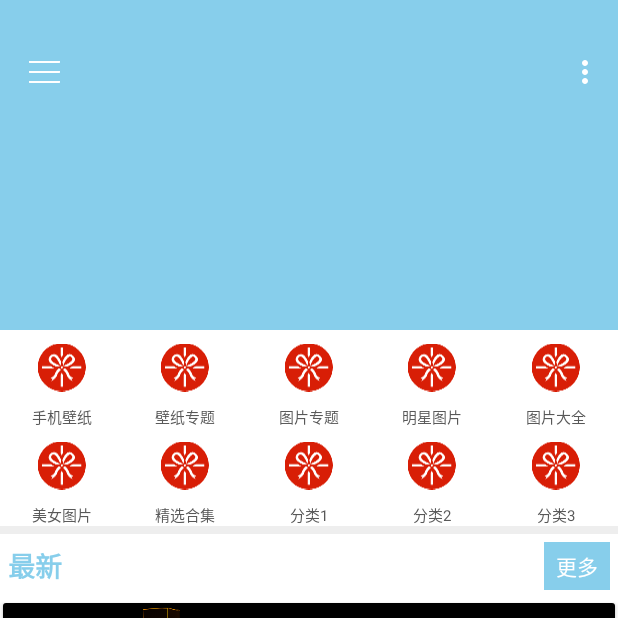
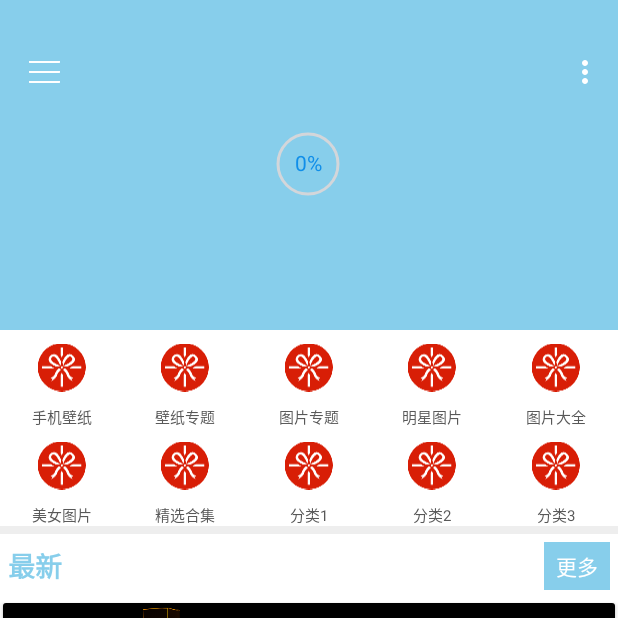
Before and after one commit to CoderGuoy/GoodTimes, an Android app: the screen it shows after launch (MainActivity), on a phone screen of 412 x 824 dp, the top half of it. Run offline under Robolectric (Android 15) with nearby library versions, the phone set to English and light mode, and no system bars; our stand-ins replace data binding; libraries missing offline, so code that uses them is left out: android.support.v7, rx.android.schedulers, rx.functions, rx.schedulers; pictures from the network do not load; 4 statements that could not run were skipped.

Commit message:
新连接测试

```diff
--- a/app/src/main/java/com/coder/guoy/goodtimes/MainActivity.java
+++ b/app/src/main/java/com/coder/guoy/goodtimes/MainActivity.java
@@ -20,6 +20,7 @@ import com.coder.guoy.goodtimes.databinding.ActivityMainBinding;
 import com.coder.guoy.goodtimes.databinding.NavigationHeaderBinding;
 import com.coder.guoy.goodtimes.linstener.PerfectClickListener;
 import com.coder.guoy.goodtimes.cache.CacheActivity;
+import com.coder.guoy.goodtimes.ui.DataActivity;
 import com.coder.guoy.goodtimes.ui.ProgressImageAcitivty;
 import com.coder.guoy.goodtimes.ui.TypePage1Activity;
 import com.coder.guoy.goodtimes.ui.adapter.HomeTypeAdapter;
@@ -73,12 +74,6 @@ public class MainActivity extends AppCompatActivity implements View.OnClickListe
     private int Page4 = 4;
     private int Page5 = 5;
     private int Page6 = 6;
-    //RecyclerView展示条目数量
-    private int count_4 = 4;
-    private int count_9 = 9;
-    //RecyclerView列数
-    private int col_2 = 2;
-    private int col_3 = 3;
     private TypePageAdapter adapter;
 
     @Override
@@ -161,12 +156,13 @@ public class MainActivity extends AppCompatActivity implements View.OnClickListe
                         int position = (int) (Math.random() * beanList.size());
                         if (beanList.get(position).getImageUrl() != null) {
                             imageUrl = beanList.get(position).getImageUrl();
+                            Log.i("Banner_imageUrl", imageUrl);
                         }
                     }
 
                     @Override
                     public void onCompleted() {
-                        GlideUtils.setImage(imageUrl, binding.imageHome);
+                        GlideUtils.progressImage(imageUrl, binding.imageHome, binding.progressHome);
                         initDrawerlayout(imageUrl);
                         downloadPic(imageUrl);
                         Log.i("onCompeted", "完成");
@@ -369,7 +365,7 @@ public class MainActivity extends AppCompatActivity implements View.OnClickListe
                             startActivity(new Intent(MainActivity.this, ProgressImageAcitivty.class));
                             break;
                         case R.id.ll_nav_4:
-                            ToastUtil.show(getString(R.string.pleasewait));
+                            startActivity(new Intent(MainActivity.this, DataActivity.class));
                             break;
                         case R.id.ll_nav_5:
                             ToastUtil.show(getString(R.string.pleasewait));
--- a/app/src/main/res/layout/activity_main.xml
+++ b/app/src/main/res/layout/activity_main.xml
@@ -1,6 +1,7 @@
 <?xml version="1.0" encoding="utf-8"?>
 <layout xmlns:android="http://schemas.android.com/apk/res/android"
-        xmlns:app="http://schemas.android.com/apk/res-auto">
+        xmlns:app="http://schemas.android.com/apk/res-auto"
+        xmlns:tools="http://schemas.android.com/tools">
 
     <android.support.v4.widget.DrawerLayout
         android:id="@+id/drawerlayout"
@@ -22,13 +23,32 @@
                     android:layout_height="wrap_content"
                     app:layout_scrollFlags="scroll|exitUntilCollapsed|snap">
 
-                    <ImageView
-                        android:id="@+id/image_home"
+                    <FrameLayout
                         android:layout_width="match_parent"
-                        android:layout_height="220dp"
-                        android:background="@color/colorLogo"
-                        android:scaleType="centerCrop"
-                        app:layout_collapseMode="parallax"/>
+                        android:layout_height="220dp">
+
+                        <com.coder.guoy.goodtimes.progress.GlideImageView
+                            android:id="@+id/image_home"
+                            android:layout_width="match_parent"
+                            android:layout_height="match_parent"
+                            android:background="@color/colorLogo"
+                            android:scaleType="centerCrop"
+                            app:layout_collapseMode="parallax"
+                            tools:layout_editor_absoluteX="8dp"
+                            tools:layout_editor_absoluteY="58dp"/>
+
+                        <RelativeLayout
+                            android:layout_width="match_parent"
+                            android:layout_height="match_parent">
+
+                            <com.coder.guoy.goodtimes.progress.CircleProgressView
+                                android:id="@+id/progress_home"
+                                android:layout_width="50dp"
+                                android:layout_height="50dp"
+                                android:layout_centerInParent="true"/>
+                        </RelativeLayout>
+
+                    </FrameLayout>
 
                     <android.support.v7.widget.Toolbar
                         android:layout_width="match_parent"
```
Also changed, not shown: app/src/main/AndroidManifest.xml (+4 -6 lines), app/src/main/java/com/coder/guoy/goodtimes/Constants.java (+8 -2 lines), app/src/main/java/com/coder/guoy/goodtimes/api/bean/ImageBean.java (+11 -0 lines), app/src/main/java/com/coder/guoy/goodtimes/ui/DataActivity.java (added, +126 -0 lines), app/src/main/java/com/coder/guoy/goodtimes/ui/Fragment4.java (+13 -17 lines), app/src/main/java/com/coder/guoy/goodtimes/ui/ProgressImageAcitivty.java (+4 -46 lines), app/src/main/java/com/coder/guoy/goodtimes/ui/adapter/TypePageAdapter.java (+7 -4 lines), app/src/main/java/com/coder/guoy/goodtimes/utils/GlideUtils.java (+26 -4 lines), app/src/main/res/layout/activity_progress_image.xml (+1 -7 lines), app/src/main/res/layout/fragment_4.xml (+6 -7 lines), app/src/main/res/layout/item_type_page.xml (+20 -4 lines), app/src/main/res/values/strings.xml (+4 -4 lines).
